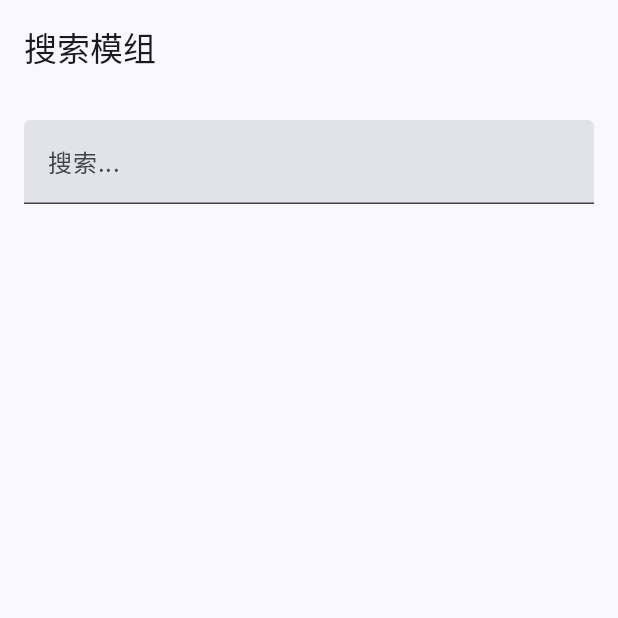
After one commit to zzy89216-gif/modrinth-Android-beta, an Android app built with Jetpack Compose: the composable SearchScreen shown on its own in the app's theme, on a phone screen of 412 x 824 dp, the top half of it. The commit adds this screen. Run offline under Robolectric (Android 15) with nearby library versions, the phone set to English and light mode, and no system bars; our stand-ins replace Dagger/Hilt's generated code; 3 statements that could not run were skipped.

Commit message:
feat: 实现搜索、详情、分类页面完整UI

```diff
--- /dev/null
+++ b/app/src/main/java/com/modrinth/android/ui/search/SearchScreen.kt
@@ -0,0 +1,79 @@
+package com.modrinth.android.ui.search
+
+import androidx.compose.foundation.layout.*
+import androidx.compose.foundation.lazy.LazyColumn
+import androidx.compose.foundation.lazy.items
+import androidx.compose.material3.*
+import androidx.compose.runtime.*
+import androidx.compose.ui.Modifier
+import androidx.compose.ui.unit.dp
+import androidx.hilt.navigation.compose.hiltViewModel
+import com.modrinth.domain.model.Project
+
+@Composable
+fun SearchScreen(
+    viewModel: SearchViewModel = hiltViewModel()
+) {
+    var query by remember { mutableStateOf("") }
+    val projects by viewModel.projects.collectAsState(initial = emptyList())
+    val isLoading by viewModel.isLoading.collectAsState(initial = false)
+
+    Scaffold(
+        topBar = {
+            TopAppBar(
+                title = { Text("搜索模组") }
+            )
+        }
+    ) { paddingValues ->
+        Column(
+            modifier = Modifier
+                .fillMaxSize()
+                .padding(paddingValues)
+                .padding(16.dp)
+        ) {
+            TextField(
+                value = query,
+                onValueChange = { query = it },
+                label = { Text("搜索...") },
+                modifier = Modifier.fillMaxWidth()
+            )
+
+            Spacer(modifier = Modifier.height(16.dp))
+
+            if (isLoading) {
+                CircularProgressIndicator()
+            } else {
+                LazyColumn {
+                    items(projects) { project ->
+                        ProjectItem(project = project)
+                    }
+                }
+            }
+        }
+    }
+}
+
+@Composable
+fun ProjectItem(project: Project) {
+    Card(
+        modifier = Modifier
+            .fillMaxWidth()
+            .padding(vertical = 4.dp)
+    ) {
+        Column(modifier = Modifier.padding(16.dp)) {
+            Text(
+                text = project.title,
+                style = MaterialTheme.typography.titleMedium
+            )
+            Text(
+                text = project.description.take(100) + "...",
+                style = MaterialTheme.typography.bodySmall
+            )
+            Spacer(modifier = Modifier.height(8.dp))
+            Text(
+                text = "下载量: ${project.downloads}",
+                style = MaterialTheme.typography.labelSmall
+            )
+        }
+    }
+}
--- /dev/null
+++ b/app/src/main/java/com/modrinth/android/ui/search/SearchViewModel.kt
@@ -0,0 +1,31 @@
+package com.modrinth.android.ui.search
+
+import androidx.lifecycle.ViewModel
+import androidx.lifecycle.viewModelScope
+import com.modrinth.domain.model.Project
+import com.modrinth.domain.usecase.GetProjectUseCase
+import dagger.hilt.android.lifecycle.HiltViewModel
+import kotlinx.coroutines.flow.MutableStateFlow
+import kotlinx.coroutines.flow.StateFlow
+import kotlinx.coroutines.launch
+import javax.inject.Inject
+
+@HiltViewModel
+class SearchViewModel @Inject constructor(
+    private val getProjectUseCase: GetProjectUseCase
+) : ViewModel() {
+
+    private val _projects = MutableStateFlow<List<Project>>(emptyList())
+    val projects: StateFlow<List<Project>> = _projects
+
+    private val _isLoading = MutableStateFlow(false)
+    val isLoading: StateFlow<Boolean> = _isLoading
+
+    fun search(query: String) {
+        viewModelScope.launch {
+            _isLoading.value = true
+            // TODO: 实现搜索逻辑
+            _isLoading.value = false
+        }
+    }
+}
```
Also changed, not shown: app/src/main/java/com/modrinth/android/MainActivity.kt (+4 -11 lines), app/src/main/java/com/modrinth/android/ui/categories/CategoriesScreen.kt (added, +52 -0 lines), app/src/main/java/com/modrinth/android/ui/categories/CategoriesViewModel.kt (added, +34 -0 lines), app/src/main/java/com/modrinth/android/ui/navigation/NavGraph.kt (+42 -5 lines), app/src/main/java/com/modrinth/android/ui/project/ProjectDetailScreen.kt (added, +63 -0 lines), app/src/main/java/com/modrinth/android/ui/project/ProjectDetailViewModel.kt (added, +31 -0 lines).
